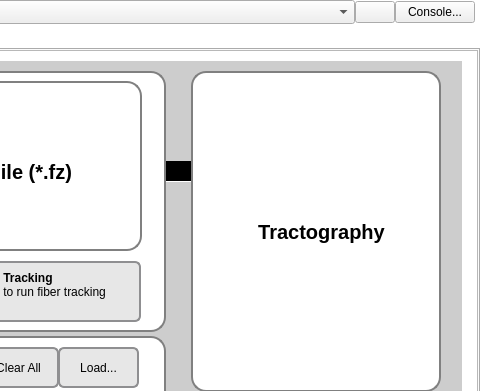
Old version of the form mainwindow.ui in the repository frankyeh/DSI-Studio; both pictures show x 792 to 1272 and y 0 to 391 of the 1272 by 758 pixel window.
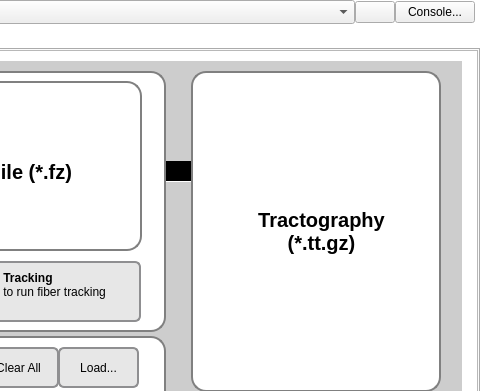
New version of the form. The open tabs and pages were chosen to show the change. Icons and pictures are not drawn.

```diff
--- a/mainwindow.ui
+++ b/mainwindow.ui
@@ -741,7 +741,7 @@
                 <string notr="true">QLabel { background-color: rgba(255, 255, 255, 157); color: black; }</string>
                </property>
                <property name="text">
-                <string>Tractography</string>
+                <string>Tractography (*.tt.gz)</string>
                </property>
                <property name="alignment">
                 <set>Qt::AlignCenter</set>
```
Left out of the diff: 2 changed lines with no effect on the pictures.
